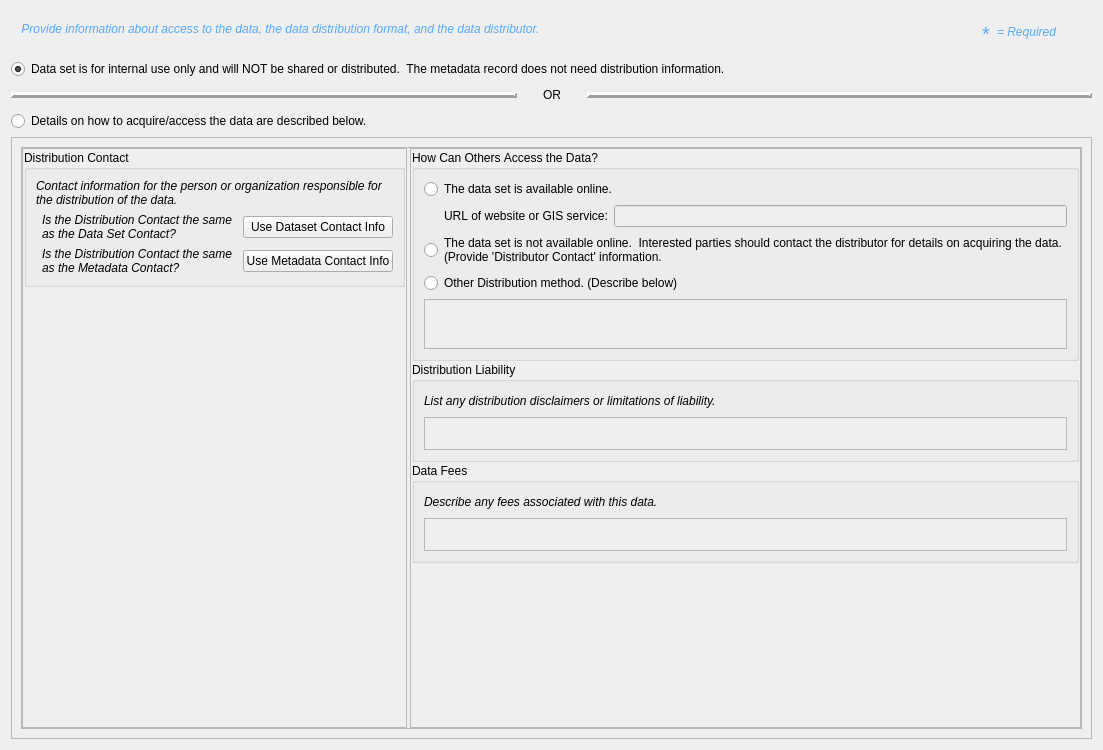
Above: pymdwizard/gui/ui_files/distinfo.ui from DOI-USGS/fort-pymdwizard before the change. Below: the same form after it.
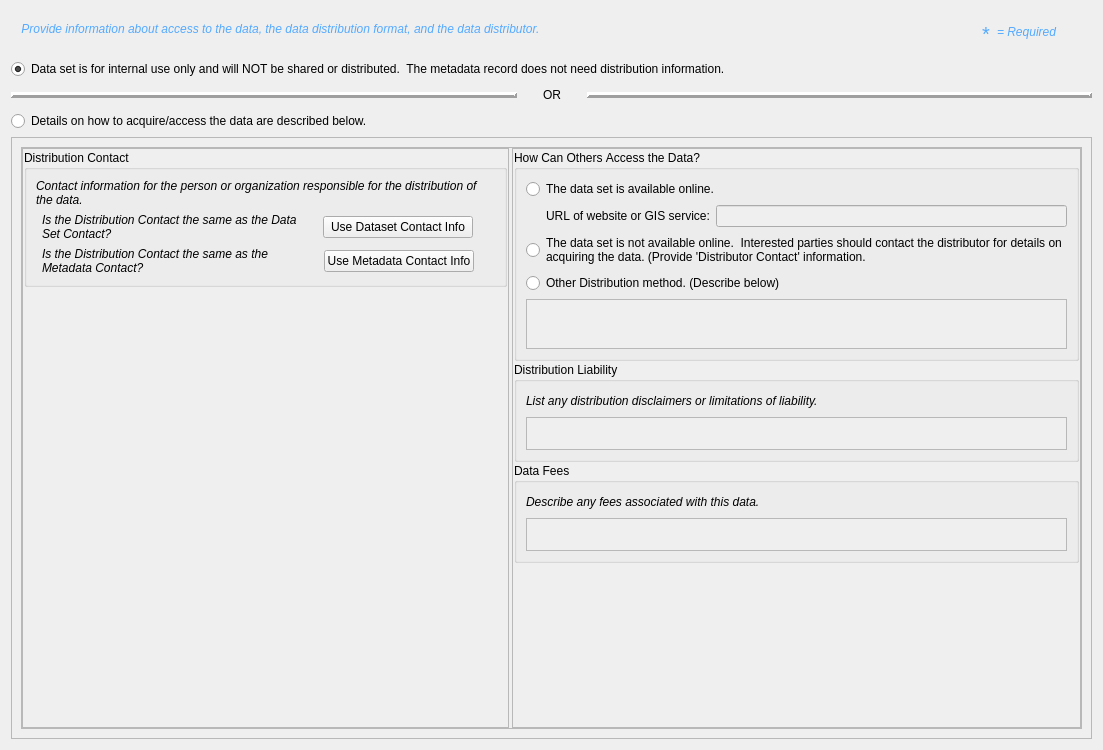
That is the form after the change.

```diff
--- a/pymdwizard/gui/ui_files/distinfo.ui
+++ b/pymdwizard/gui/ui_files/distinfo.ui
@@ -745,8 +745,8 @@
                    <item>
                     <widget class="QRadioButton" name="radio_dist">
                      <property name="text">
-                      <string>The data set is not available online.  Interested parties should contact the distributor for details on acquiring the data. 
-(Provide 'Distributor Contact' information.</string>
+                      <string>The data set is not available online.  Interested parties should contact the distributor for details on 
+acquiring the data. (Provide 'Distributor Contact' information.</string>
                      </property>
                     </widget>
                    </item>
```
